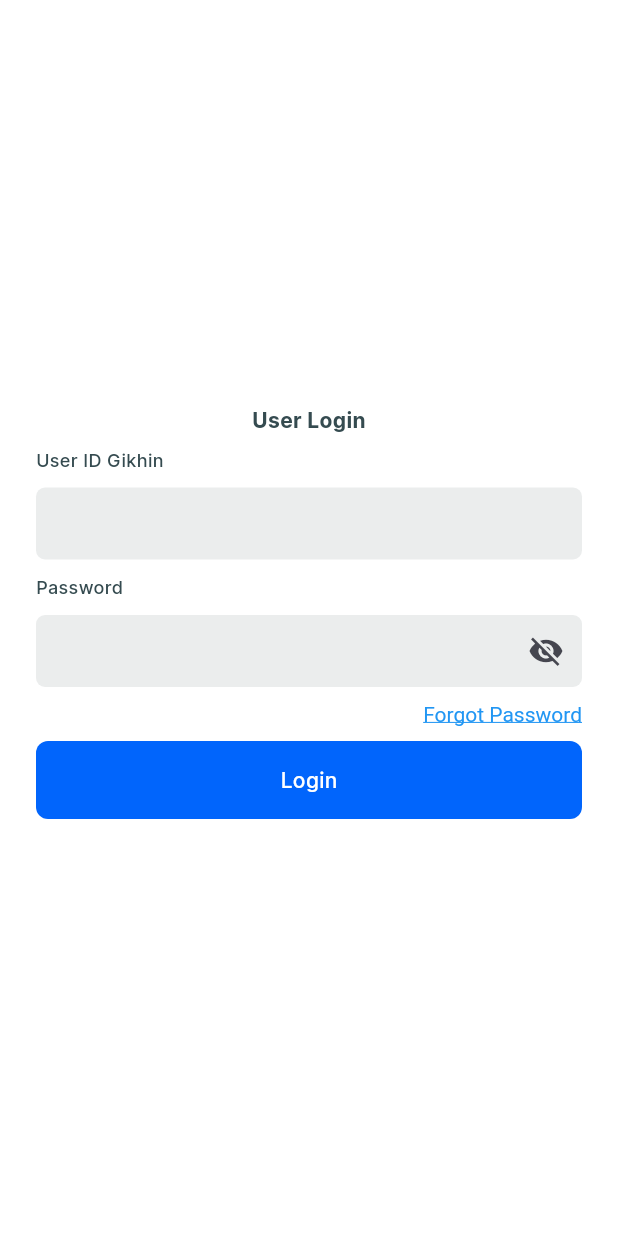
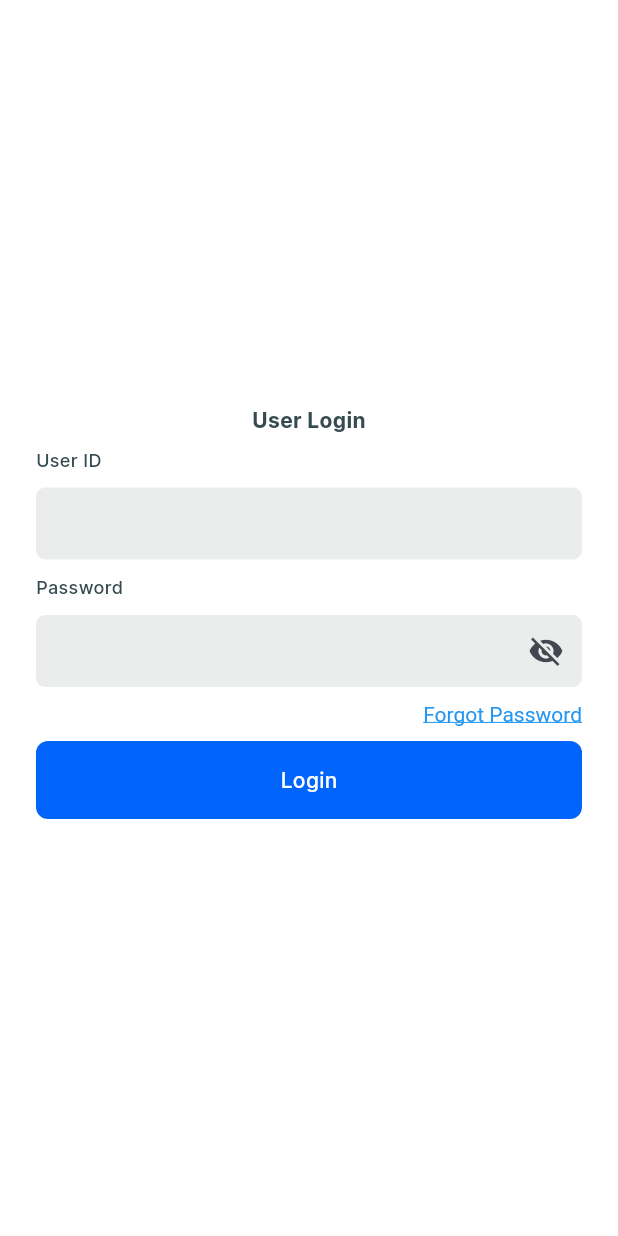
Before and after one commit to abishekha06/chaavie_Rx_Route, a Flutter app: the screen it shows after launch, on a phone screen of 412 x 824 dp. Run offline on Flutter 3.47's test engine with Material 3 defaults, Android fonts, the phone set to English and light mode, and no system bars; our stand-ins replace another_flushbar, file_picker, fl_chart, flutter_local_notifications, flutter_typeahead, fluttertoast and 6 more; accounts and stored records are empty.

Commit message:
Update Login page.dart
changed user id

```diff
--- a/rx_frontend/lib/New Rx Project/Manager/Login page.dart
+++ b/rx_frontend/lib/New Rx Project/Manager/Login page.dart
@@ -43,7 +43,7 @@ class _LoginPageNewState extends State<LoginPageNew> {
                 child: Column(
                   crossAxisAlignment: CrossAxisAlignment.start,
                   children: [
-                    Text('User ID Gikhin',style: text50012black,),
+                    Text('User ID',style: text50012black,),
                     SizedBox(height: 10,),
                     Container(
                       decoration: BoxDecoration(
```
